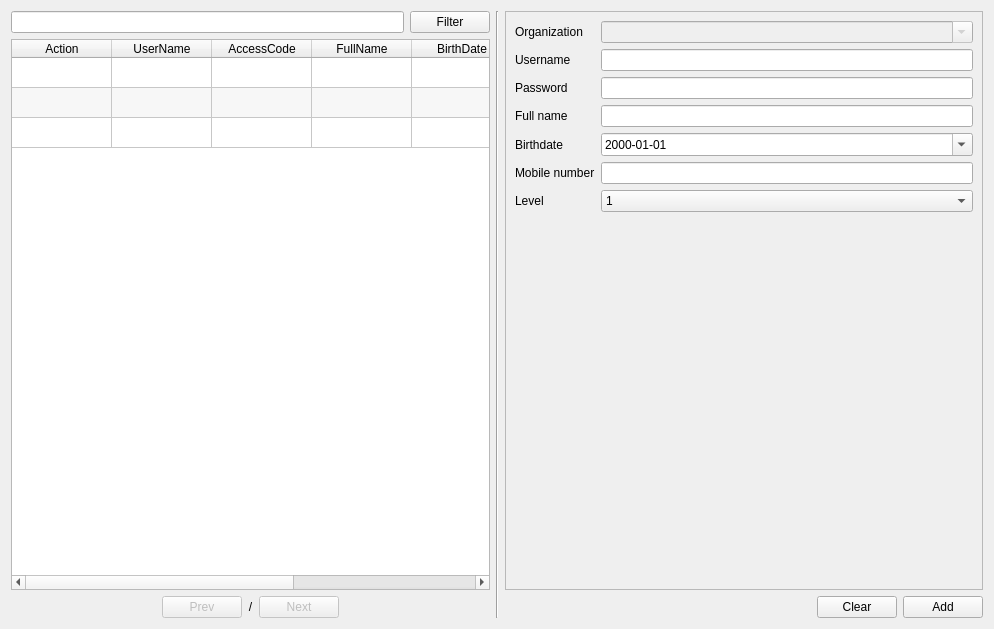
Qt form app/views/templates/ManageUser.ui (rondalefloyd/mts-pos) before a commit.
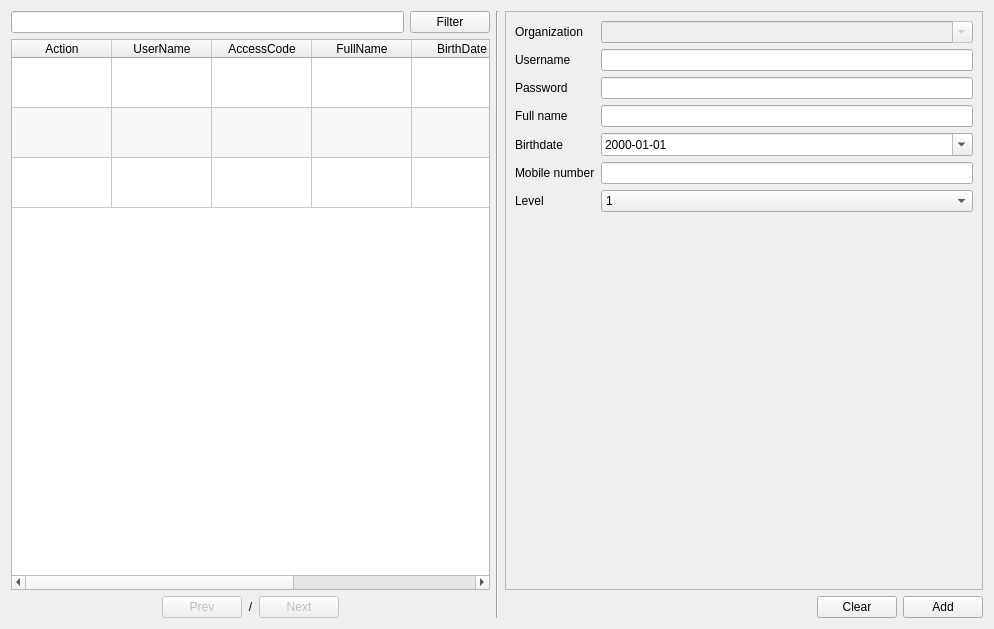
The same form after that commit.

```diff
--- a/app/views/templates/ManageUser.ui
+++ b/app/views/templates/ManageUser.ui
@@ -56,6 +56,12 @@
        <attribute name="verticalHeaderVisible">
         <bool>false</bool>
        </attribute>
+       <attribute name="verticalHeaderDefaultSectionSize">
+        <number>50</number>
+       </attribute>
+       <attribute name="verticalHeaderMinimumSectionSize">
+        <number>30</number>
+       </attribute>
        <row>
         <property name="text">
          <string>New Row</string>
```
